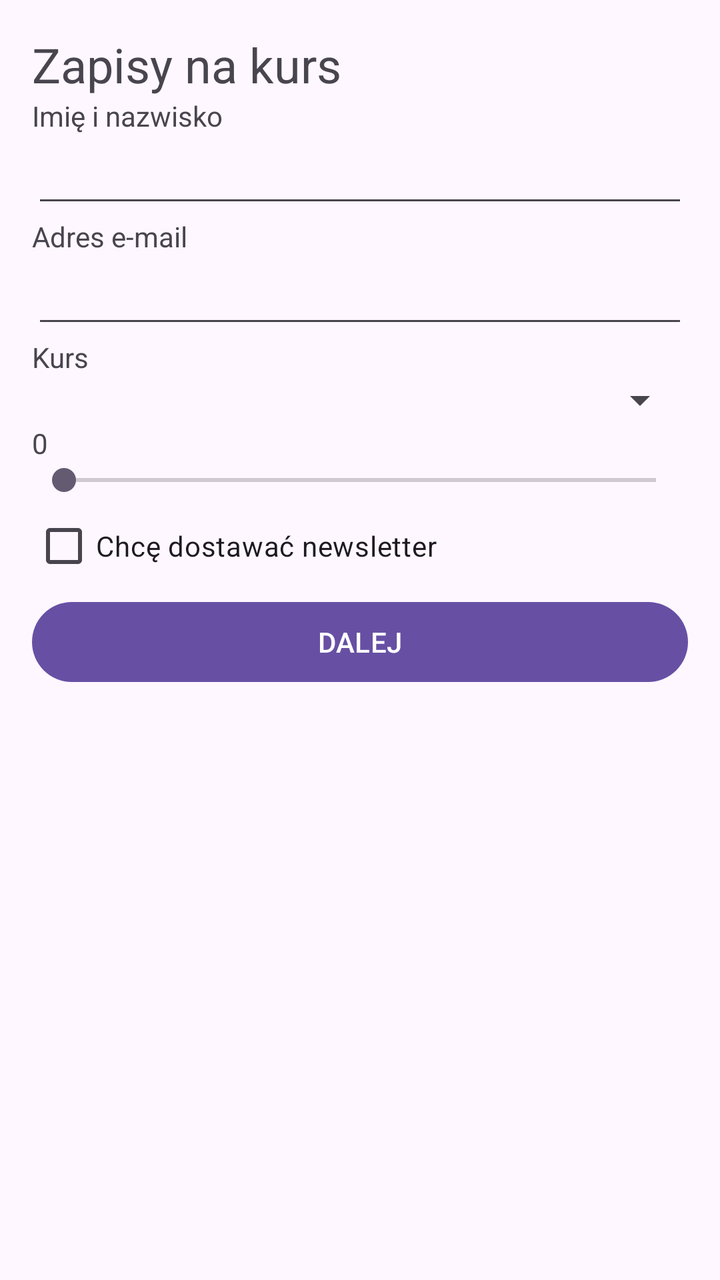
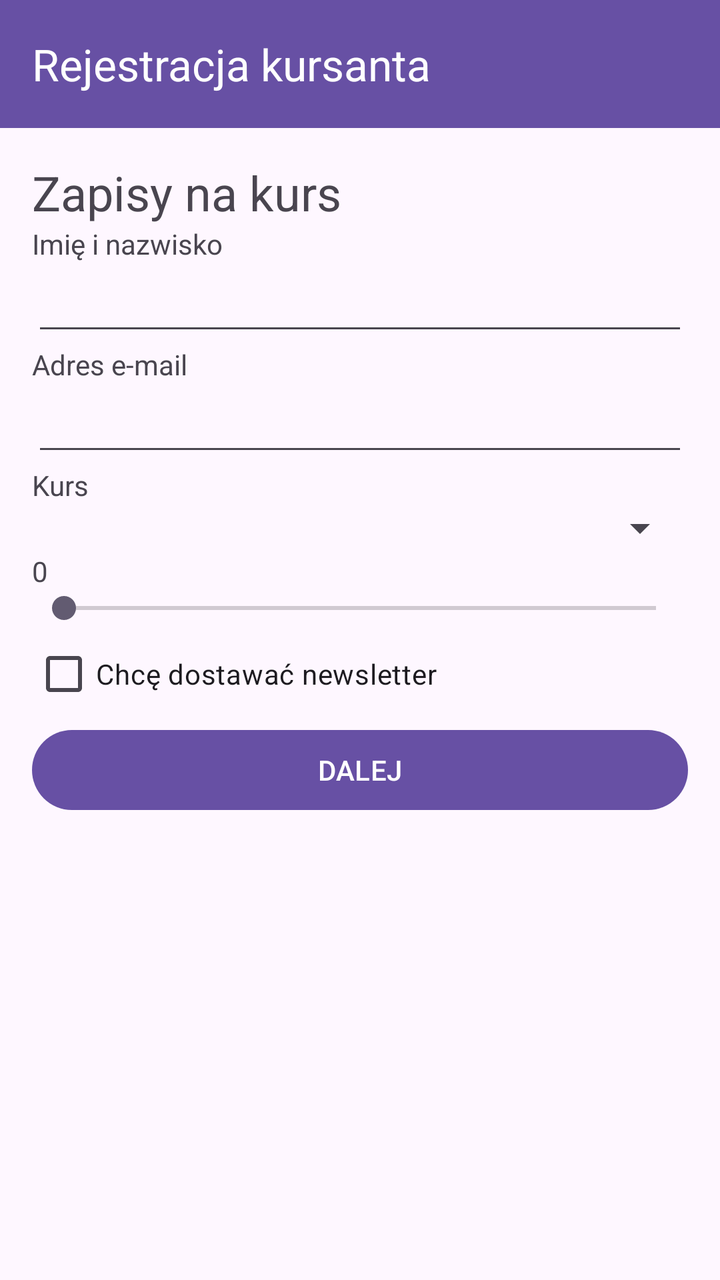

Screens rendered from an Android XML layout before and after an edit, with the pre-edit source and the edit as a unified diff.
<!-- AndroidManifest.xml: application theme Theme.DwaEkrany -->
<!-- res/layout/activity_main.xml -->
<?xml version="1.0" encoding="utf-8"?>
<LinearLayout xmlns:android="http://schemas.android.com/apk/res/android"
    xmlns:tools="http://schemas.android.com/tools"
    android:layout_width="match_parent"
    android:layout_height="match_parent"
    android:orientation="vertical"
    android:padding="16dp"
    tools:context=".MainActivity">

    <TextView
        android:layout_width="match_parent"
        android:layout_height="wrap_content"
        android:text="@string/header_form"
        android:textSize="24sp" />

    <TextView
        android:layout_width="wrap_content"
        android:layout_height="wrap_content"
        android:text="@string/label_name" />

    <EditText
        android:id="@+id/etName"
        android:layout_width="match_parent"
        android:layout_height="wrap_content"
        android:inputType="textPersonName"
        android:maxLines="1" />

    <TextView
        android:layout_width="wrap_content"
        android:layout_height="wrap_content"
        android:text="@string/label_email" />

    <EditText
        android:id="@+id/etEmail"
        android:layout_width="match_parent"
        android:layout_height="wrap_content"
        android:inputType="textEmailAddress"
        android:maxLines="1" />

    <TextView
        android:layout_width="wrap_content"
        android:layout_height="wrap_content"
        android:text="@string/label_course" />

    <Spinner
        android:id="@+id/spCourse"
        android:layout_width="match_parent"
        android:layout_height="wrap_content" />

    <TextView
        android:id="@+id/tvLevelValue"
        android:layout_width="wrap_content"
        android:layout_height="wrap_content"
        android:text="0" />

    <SeekBar
        android:id="@+id/sbLevel"
        android:layout_width="match_parent"
        android:layout_height="wrap_content"
        android:max="10"
        android:progress="0" />

    <CheckBox
        android:id="@+id/cbNewsletter"
        android:layout_width="wrap_content"
        android:layout_height="wrap_content"
        android:text="@string/newsletter" />

    <Button
        android:id="@+id/btnNext"
        android:layout_width="match_parent"
        android:layout_height="wrap_content"
        android:text="@string/btn_next" />

</LinearLayout>
<!-- resources referenced by this layout -->
<resources>
  <string name="btn_next">DALEJ</string>
  <string name="header_form">Zapisy na kurs</string>
  <string name="label_course">Kurs</string>
  <string name="label_email">Adres e-mail</string>
  <string name="label_name">Imię i nazwisko</string>
  <string name="newsletter">Chcę dostawać newsletter</string>
  <style name="Theme.DwaEkrany" parent="Base.Theme.DwaEkrany" />
  <style name="Base.Theme.DwaEkrany" parent="Theme.Material3.DayNight.NoActionBar">
          
          
      </style>
</resources>

<!-- the commit's change to res/layout/activity_main.xml (unified diff, before → after) -->
@@ -1,75 +1,97 @@
 <?xml version="1.0" encoding="utf-8"?>
 <LinearLayout xmlns:android="http://schemas.android.com/apk/res/android"
+    xmlns:app="http://schemas.android.com/apk/res-auto"
     xmlns:tools="http://schemas.android.com/tools"
     android:layout_width="match_parent"
     android:layout_height="match_parent"
     android:orientation="vertical"
-    android:padding="16dp"
     tools:context=".MainActivity">
 
-    <TextView
+    <androidx.appcompat.widget.Toolbar
+        android:id="@+id/toolbar"
         android:layout_width="match_parent"
-        android:layout_height="wrap_content"
-        android:text="@string/header_form"
-        android:textSize="24sp" />
+        android:layout_height="?attr/actionBarSize"
+        android:background="?attr/colorPrimary"
+        app:title="Rejestracja kursanta"
+        app:titleTextColor="@android:color/white" />
 
-    <TextView
-        android:layout_width="wrap_content"
-        android:layout_height="wrap_content"
-        android:text="@string/label_name" />
+    <ScrollView
+        android:layout_width="match_parent"
+        android:layout_height="match_parent"
+        android:fillViewport="true">
 
-    <EditText
-        android:id="@+id/etName"
-        android:layout_width="match_parent"
-        android:layout_height="wrap_content"
-        android:inputType="textPersonName"
-        android:maxLines="1" />
+        <LinearLayout
+            android:layout_width="match_parent"
+            android:layout_height="wrap_content"
+            android:orientation="vertical"
+            android:padding="16dp">
 
-    <TextView
-        android:layout_width="wrap_content"
-        android:layout_height="wrap_content"
-        android:text="@string/label_email" />
+            <TextView
+                android:layout_width="match_parent"
+                android:layout_height="wrap_content"
+                android:text="@string/header_form"
+                android:textSize="24sp" />
 
-    <EditText
-        android:id="@+id/etEmail"
-        android:layout_width="match_parent"
-        android:layout_height="wrap_content"
-        android:inputType="textEmailAddress"
-        android:maxLines="1" />
+            <TextView
+                android:layout_width="wrap_content"
+                android:layout_height="wrap_content"
+                android:text="@string/label_name" />
 
-    <TextView
-        android:layout_width="wrap_content"
-        android:layout_height="wrap_content"
-        android:text="@string/label_course" />
+            <EditText
+                android:id="@+id/etName"
+                android:layout_width="match_parent"
+                android:layout_height="wrap_content"
+                android:inputType="textPersonName"
+                android:maxLines="1" />
 
-    <Spinner
-        android:id="@+id/spCourse"
-        android:layout_width="match_parent"
-        android:layout_height="wrap_content" />
+            <TextView
+                android:layout_width="wrap_content"
+                android:layout_height="wrap_content"
+                android:text="@string/label_email" />
 
-    <TextView
-        android:id="@+id/tvLevelValue"
-        android:layout_width="wrap_content"
-        android:layout_height="wrap_content"
-        android:text="0" />
+            <EditText
+                android:id="@+id/etEmail"
+                android:layout_width="match_parent"
+                android:layout_height="wrap_content"
+                android:inputType="textEmailAddress"
+                android:maxLines="1" />
 
-    <SeekBar
-        android:id="@+id/sbLevel"
-        android:layout_width="match_parent"
-        android:layout_height="wrap_content"
-        android:max="10"
-        android:progress="0" />
+            <TextView
+                android:layout_width="wrap_content"
+                android:layout_height="wrap_content"
+                android:text="@string/label_course" />
 
-    <CheckBox
-        android:id="@+id/cbNewsletter"
-        android:layout_width="wrap_content"
-        android:layout_height="wrap_content"
-        android:text="@string/newsletter" />
+            <Spinner
+                android:id="@+id/spCourse"
+                android:layout_width="match_parent"
+                android:layout_height="wrap_content" />
 
-    <Button
-        android:id="@+id/btnNext"
-        android:layout_width="match_parent"
-        android:layout_height="wrap_content"
-        android:text="@string/btn_next" />
+            <TextView
+                android:id="@+id/tvLevelValue"
+                android:layout_width="wrap_content"
+                android:layout_height="wrap_content"
+                android:text="0" />
+
+            <SeekBar
+                android:id="@+id/sbLevel"
+                android:layout_width="match_parent"
+                android:layout_height="wrap_content"
+                android:max="10"
+                android:progress="0" />
+
+            <CheckBox
+                android:id="@+id/cbNewsletter"
+                android:layout_width="wrap_content"
+                android:layout_height="wrap_content"
+                android:text="@string/newsletter" />
+
+            <Button
+                android:id="@+id/btnNext"
+                android:layout_width="match_parent"
+                android:layout_height="wrap_content"
+                android:text="@string/btn_next" />
+
+        </LinearLayout>
+    </ScrollView>
 
 </LinearLayout>
